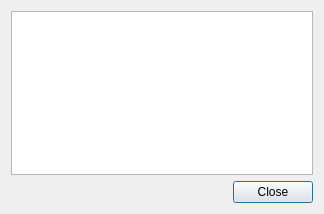
Before: the Qt Designer form rsrc/forms/ui_properties.ui in mr-intj/pfft, drawn with Qt 5.
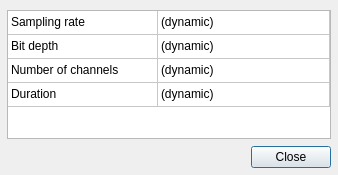
After: the same form once the commit is applied. Icons and pictures are not drawn.

Commit message:
- Added functionality for File>New, File>Open, File>Open Recent, File>Save, File>SaveAs, File>Close, File>Properties
- Added PaddedSpinBox custom widget (with Qt Designer plugin)

- Separated file I/O logic into Document class

- Formalized loading/saving of user preferences

- Added custom signals/slots to automate keeping UI and objects like
  document or MRU list in sync. This ties in with settings, so that
  changes are retained between sessions.

Diff of the .ui file:
```diff
--- a/rsrc/forms/ui_properties.ui
+++ b/rsrc/forms/ui_properties.ui
@@ -6,36 +6,133 @@
    <rect>
     <x>0</x>
     <y>0</y>
-    <width>324</width>
-    <height>214</height>
+    <width>338</width>
+    <height>175</height>
    </rect>
   </property>
   <property name="windowTitle">
-   <string>Dialog</string>
+   <string>Properties</string>
   </property>
   <property name="windowIcon">
    <iconset>
     <normaloff>://images/22x22/pfft-logo.png</normaloff>://images/22x22/pfft-logo.png</iconset>
   </property>
   <layout class="QVBoxLayout" name="verticalLayout">
+   <property name="spacing">
+    <number>7</number>
+   </property>
+   <property name="leftMargin">
+    <number>7</number>
+   </property>
+   <property name="topMargin">
+    <number>10</number>
+   </property>
+   <property name="rightMargin">
+    <number>7</number>
+   </property>
+   <property name="bottomMargin">
+    <number>7</number>
+   </property>
    <item>
-    <widget class="QListView" name="listView">
-     <property name="midLineWidth">
-      <number>0</number>
+    <widget class="QTableWidget" name="tableWidget">
+     <property name="minimumSize">
+      <size>
+       <width>320</width>
+       <height>128</height>
+      </size>
      </property>
-     <property name="modelColumn">
-      <number>0</number>
+     <property name="editTriggers">
+      <set>QAbstractItemView::NoEditTriggers</set>
      </property>
+     <property name="selectionMode">
+      <enum>QAbstractItemView::NoSelection</enum>
+     </property>
+     <property name="selectionBehavior">
+      <enum>QAbstractItemView::SelectRows</enum>
+     </property>
+     <property name="rowCount">
+      <number>4</number>
+     </property>
+     <property name="columnCount">
+      <number>2</number>
+     </property>
+     <attribute name="horizontalHeaderVisible">
+      <bool>false</bool>
+     </attribute>
+     <attribute name="horizontalHeaderDefaultSectionSize">
+      <number>150</number>
+     </attribute>
+     <attribute name="horizontalHeaderStretchLastSection">
+      <bool>true</bool>
+     </attribute>
+     <attribute name="verticalHeaderVisible">
+      <bool>false</bool>
+     </attribute>
+     <attribute name="verticalHeaderDefaultSectionSize">
+      <number>24</number>
+     </attribute>
+     <row/>
+     <row/>
+     <row/>
+     <row/>
+     <column/>
+     <column/>
+     <item row="0" column="0">
+      <property name="text">
+       <string>Sampling rate</string>
+      </property>
+     </item>
+     <item row="0" column="1">
+      <property name="text">
+       <string>(dynamic)</string>
+      </property>
+     </item>
+     <item row="1" column="0">
+      <property name="text">
+       <string>Bit depth</string>
+      </property>
+     </item>
+     <item row="1" column="1">
+      <property name="text">
+       <string>(dynamic)</string>
+      </property>
+     </item>
+     <item row="2" column="0">
+      <property name="text">
+       <string>Number of channels</string>
+      </property>
+     </item>
+     <item row="2" column="1">
+      <property name="text">
+       <string>(dynamic)</string>
+      </property>
+     </item>
+     <item row="3" column="0">
+      <property name="text">
+       <string>Duration</string>
+      </property>
+     </item>
+     <item row="3" column="1">
+      <property name="text">
+       <string>(dynamic)</string>
+      </property>
+     </item>
     </widget>
    </item>
    <item>
     <widget class="QDialogButtonBox" name="buttonBox">
      <property name="sizePolicy">
-      <sizepolicy hsizetype="Minimum" vsizetype="Maximum">
+      <sizepolicy hsizetype="Minimum" vsizetype="Fixed">
        <horstretch>0</horstretch>
        <verstretch>0</verstretch>
       </sizepolicy>
      </property>
+     <property name="maximumSize">
+      <size>
+       <width>16777215</width>
+       <height>324</height>
+      </size>
+     </property>
      <property name="orientation">
       <enum>Qt::Horizontal</enum>
      </property>
```
The commit also changes 28 other files.
